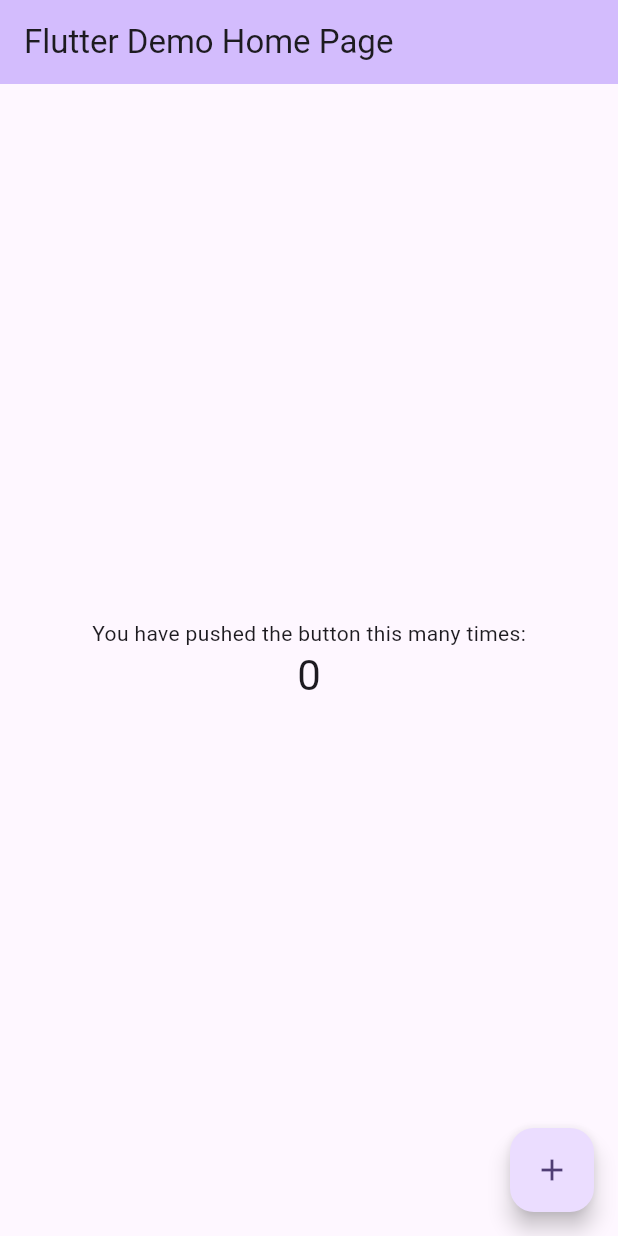
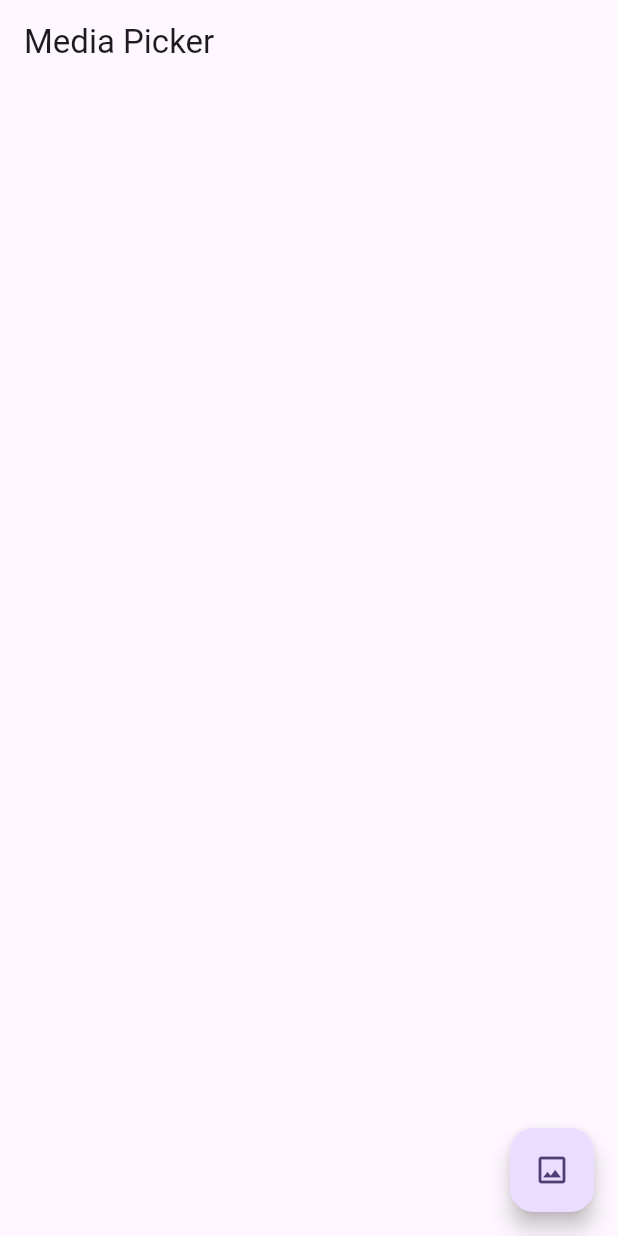
Before and after one commit to killkch/media, a Flutter app: the screen it shows after launch, on a phone screen of 412 x 824 dp. Run offline on Flutter 3.47's test engine with Material 3 defaults, Android fonts, the phone set to English and light mode, and no system bars; our stand-ins replace get, permission_handler, transparent_image; missing offline and left inert: photo_manager, photo_manager_image_provider.

Commit message:
2024-08-20 third

```diff
--- a/lib/main.dart
+++ b/lib/main.dart
@@ -1,4 +1,6 @@
 import 'package:flutter/material.dart';
+import 'package:get/get.dart';
+import 'package:media/ui/screens/home_screen.dart';
 
 void main() {
   runApp(const MyApp());
@@ -10,116 +12,13 @@ class MyApp extends StatelessWidget {
   // This widget is the root of your application.
   @override
   Widget build(BuildContext context) {
-    return MaterialApp(
-      title: 'Flutter Demo',
+    return GetMaterialApp(
+      title: 'Media Picker',
       theme: ThemeData(
-        // This is the theme of your application.
-        //
-        // TRY THIS: Try running your application with "flutter run". You'll see
-        // the application has a purple toolbar. Then, without quitting the app,
-        // try changing the seedColor in the colorScheme below to Colors.green
-        // and then invoke "hot reload" (save your changes or press the "hot
-        // reload" button in a Flutter-supported IDE, or press "r" if you used
-        // the command line to start the app).
-        //
-        // Notice that the counter didn't reset back to zero; the application
-        // state is not lost during the reload. To reset the state, use hot
-        // restart instead.
-        //
-        // This works for code too, not just values: Most code changes can be
-        // tested with just a hot reload.
         colorScheme: ColorScheme.fromSeed(seedColor: Colors.deepPurple),
         useMaterial3: true,
       ),
-      home: const MyHomePage(title: 'Flutter Demo Home Page'),
+      home: const HomeScreen(),
     );
   }
 }
-
-class MyHomePage extends StatefulWidget {
-  const MyHomePage({super.key, required this.title});
-
-  // This widget is the home page of your application. It is stateful, meaning
-  // that it has a State object (defined below) that contains fields that affect
-  // how it looks.
-
-  // This class is the configuration for the state. It holds the values (in this
-  // case the title) provided by the parent (in this case the App widget) and
-  // used by the build method of the State. Fields in a Widget subclass are
-  // always marked "final".
-
-  final String title;
-
-  @override
-  State<MyHomePage> createState() => _MyHomePageState();
-}
-
-class _MyHomePageState extends State<MyHomePage> {
-  int _counter = 0;
-
-  void _incrementCounter() {
-    setState(() {
-      // This call to setState tells the Flutter framework that something has
-      // changed in this State, which causes it to rerun the build method below
-      // so that the display can reflect the updated values. If we changed
-      // _counter without calling setState(), then the build method would not be
-      // called again, and so nothing would appear to happen.
-      _counter++;
-    });
-  }
-
-  @override
-  Widget build(BuildContext context) {
-    // This method is rerun every time setState is called, for instance as done
-    // by the _incrementCounter method above.
-    //
-    // The Flutter framework has been optimized to make rerunning build methods
-    // fast, so that you can just rebuild anything that needs updating rather
-    // than having to individually change instances of widgets.
-    return Scaffold(
-      appBar: AppBar(
-        // TRY THIS: Try changing the color here to a specific color (to
-        // Colors.amber, perhaps?) and trigger a hot reload to see the AppBar
-        // change color while the other colors stay the same.
-        backgroundColor: Theme.of(context).colorScheme.inversePrimary,
-        // Here we take the value from the MyHomePage object that was created by
-        // the App.build method, and use it to set our appbar title.
-        title: Text(widget.title),
-      ),
-      body: Center(
-        // Center is a layout widget. It takes a single child and positions it
-        // in the middle of the parent.
-        child: Column(
-          // Column is also a layout widget. It takes a list of children and
-          // arranges them vertically. By default, it sizes itself to fit its
-          // children horizontally, and tries to be as tall as its parent.
-          //
-          // Column has various properties to control how it sizes itself and
-          // how it positions its children. Here we use mainAxisAlignment to
-          // center the children vertically; the main axis here is the vertical
-          // axis because Columns are vertical (the cross axis would be
-          // horizontal).
-          //
-          // TRY THIS: Invoke "debug painting" (choose the "Toggle Debug Paint"
-          // action in the IDE, or press "p" in the console), to see the
-          // wireframe for each widget.
-          mainAxisAlignment: MainAxisAlignment.center,
-          children: <Widget>[
-            const Text(
-              'You have pushed the button this many times:',
-            ),
-            Text(
-              '$_counter',
-              style: Theme.of(context).textTheme.headlineMedium,
-            ),
-          ],
-        ),
-      ),
-      floatingActionButton: FloatingActionButton(
-        onPressed: _incrementCounter,
-        tooltip: 'Increment',
-        child: const Icon(Icons.add),
-      ), // This trailing comma makes auto-formatting nicer for build methods.
-    );
-  }
-}
--- /dev/null
+++ b/lib/ui/screens/home_screen.dart
@@ -0,0 +1,31 @@
+import 'package:flutter/material.dart';
+
+class HomeScreen extends StatefulWidget {
+  const HomeScreen({super.key});
+
+  @override
+  State<HomeScreen> createState() => _HomeScreenState();
+}
+
+class _HomeScreenState extends State<HomeScreen> {
+
+
+
+  Future<void> _handleButton() async {
+
+  }
+  @override
+  Widget build(BuildContext context) {
+    return Scaffold(
+      appBar: AppBar(
+        title: const Text(
+          "Media Picker",
+        ),
+      ),
+      floatingActionButton: FloatingActionButton(
+        onPressed: _handleButton,
+        child: const Icon(Icons.image_outlined),
+      ),
+    );
+  }
+}
--- a/pubspec.yaml
+++ b/pubspec.yaml
@@ -38,6 +38,7 @@ dependencies:
   photo_manager: ^3.2.3
   photo_manager_image_provider: ^2.1.1
   transparent_image: ^2.0.1
+  get: ^4.6.6
 
 dev_dependencies:
   flutter_test:
```
Also changed, not shown: lib/services/fetch_medias.dart (+27 -1 lines), pubspec.lock.
